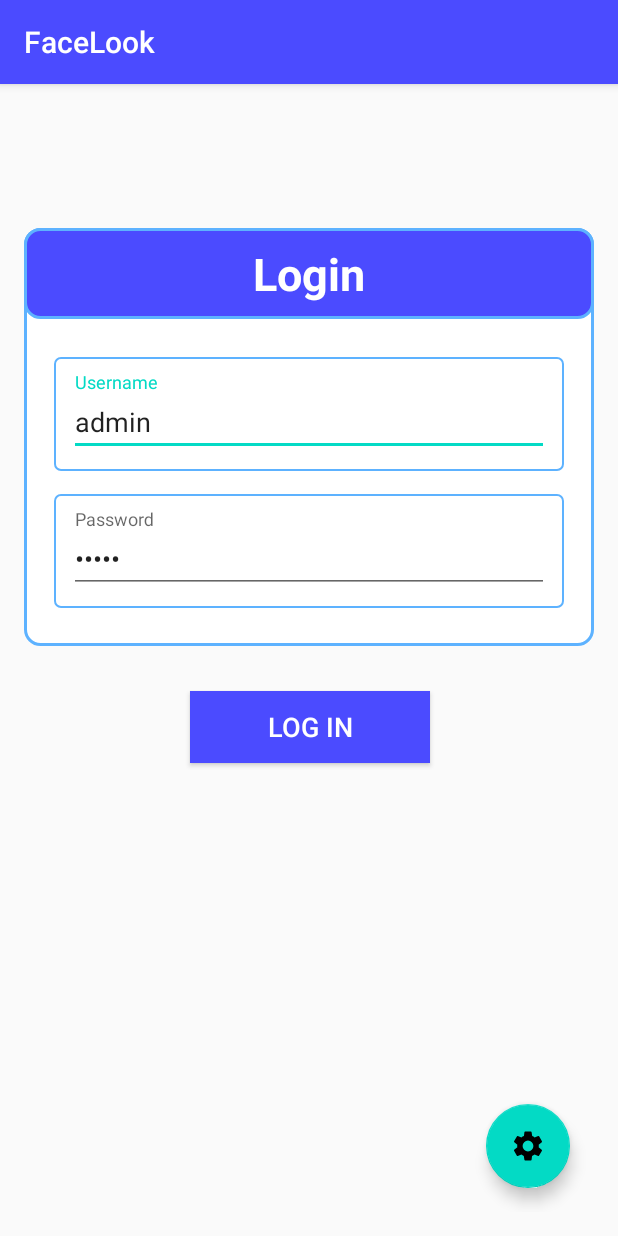
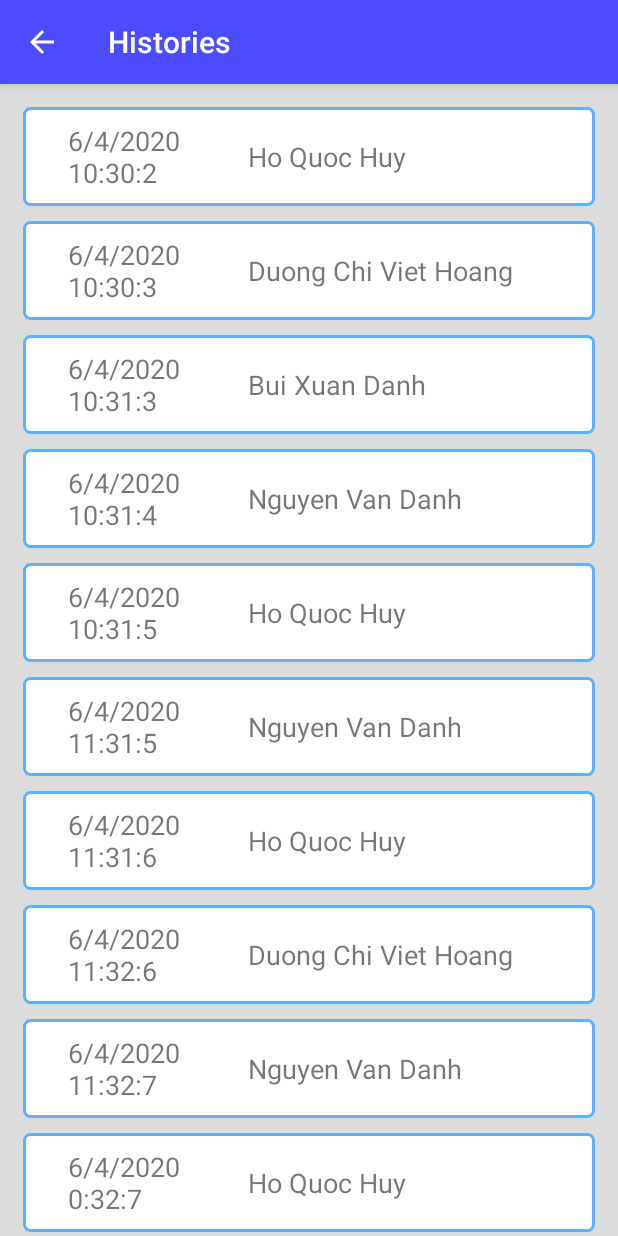
Before and after one commit to anhhuy1020/facelook, an Android app: the screen it shows after launch (LoginActivity before the commit, HistoriesActivity after it), on a phone screen of 412 x 824 dp. Run offline under Robolectric (Android 15) with nearby library versions, the phone set to English and light mode, and no system bars.

Commit message:
[Add] program

```diff
--- /dev/null
+++ b/mobileApp/facelook/app/src/main/java/com/example/facelook/network/History.java
@@ -0,0 +1,29 @@
+package com.example.facelook.network;
+
+import java.util.Calendar;
+
+public class History {
+    Calendar date;
+    String name;
+
+    public History(Calendar date, String name) {
+        this.date = date;
+        this.name = name;
+    }
+
+    public Calendar getDate() {
+        return date;
+    }
+
+    public void setDate(Calendar date) {
+        this.date = date;
+    }
+
+    public String getName() {
+        return name;
+    }
+
+    public void setName(String name) {
+        this.name = name;
+    }
+}
--- /dev/null
+++ b/mobileApp/facelook/app/src/main/java/com/example/facelook/ui/HistoriesActivity.java
@@ -0,0 +1,66 @@
+package com.example.facelook.ui;
+
+import androidx.appcompat.app.ActionBar;
+import androidx.appcompat.app.AppCompatActivity;
+import androidx.appcompat.widget.Toolbar;
+import androidx.recyclerview.widget.LinearLayoutManager;
+import androidx.recyclerview.widget.RecyclerView;
+
+import android.os.Bundle;
+import android.widget.ArrayAdapter;
+
+import com.example.facelook.R;
+import com.example.facelook.network.History;
+
+import java.util.ArrayList;
+import java.util.Calendar;
+import java.util.List;
+import java.util.Random;
+
+public class HistoriesActivity extends AppCompatActivity {
+    RecyclerView rcvHistories;
+
+    @Override
+    protected void onCreate(Bundle savedInstanceState) {
+        super.onCreate(savedInstanceState);
+        setContentView(R.layout.activity_histories);
+
+        Toolbar toolbar = findViewById(R.id.toolbar);
+        setSupportActionBar(toolbar);
+        ActionBar actionbar = getSupportActionBar();
+        actionbar.setDisplayHomeAsUpEnabled(true);
+        actionbar.setHomeAsUpIndicator(R.drawable.ic_arrow_back);
+
+        Calendar now = Calendar.getInstance();
+        Random random = new Random();
+
+        List<History> histories = new ArrayList<>();
+        histories.add(new History((Calendar) now.clone(), "Ho Quoc Huy"));
+        now.roll(Calendar.SECOND, true);
+        histories.add(new History((Calendar) now.clone(), "Duong Chi Viet Hoang"));
+        now.roll(Calendar.MINUTE, true);
+        histories.add(new History((Calendar) now.clone(), "Bui Xuan Danh"));
+        now.roll(Calendar.SECOND, true);
+        histories.add(new History((Calendar) now.clone(), "Nguyen Van Danh"));
+        now.roll(Calendar.SECOND, true);
+        histories.add(new History((Calendar) now.clone(), "Ho Quoc Huy"));
+        now.roll(Calendar.HOUR, true);
+        histories.add(new History((Calendar) now.clone(), "Nguyen Van Danh"));
+        now.roll(Calendar.SECOND, true);
+        histories.add(new History((Calendar) now.clone(), "Ho Quoc Huy"));
+        now.roll(Calendar.MINUTE, true);
+        histories.add(new History((Calendar) now.clone(), "Duong Chi Viet Hoang"));
+        now.roll(Calendar.SECOND, true);
+        histories.add(new History((Calendar) now.clone(), "Nguyen Van Danh"));
+        now.roll(Calendar.HOUR, true);
+        histories.add(new History((Calendar) now.clone(), "Ho Quoc Huy"));
+        now.roll(Calendar.SECOND, true);
+
+        histories.add(new History(now, "Duong Chi Viet Hoang"));
+
+        rcvHistories = findViewById(R.id.rcv_histories);
+        HistoryAdaptor adaptor = new HistoryAdaptor(HistoriesActivity.this, histories);
+        rcvHistories.setAdapter(adaptor);
+        rcvHistories.setLayoutManager(new LinearLayoutManager(HistoriesActivity.this));
+    }
+}
--- /dev/null
+++ b/mobileApp/facelook/app/src/main/java/com/example/facelook/ui/HistoryAdaptor.java
@@ -0,0 +1,67 @@
+package com.example.facelook.ui;
+
+import android.content.Context;
+import android.view.LayoutInflater;
+import android.view.View;
+import android.view.ViewGroup;
+import android.widget.TextView;
+
+import androidx.annotation.NonNull;
+import androidx.recyclerview.widget.RecyclerView;
+
+import com.example.facelook.R;
+import com.example.facelook.network.History;
+
+import java.util.Calendar;
+import java.util.List;
+
+public class HistoryAdaptor extends RecyclerView.Adapter<HistoryAdaptor.HistoryViewHolder> {
+    List<History> mListHistory;
+    Context context;
+
+    public HistoryAdaptor(Context context, List<History> mListHistory) {
+        this.context = context;
+        this.mListHistory = mListHistory;
+    }
+
+    @NonNull
+    @Override
+    public HistoryViewHolder onCreateViewHolder(@NonNull ViewGroup parent, int viewType) {
+        View itemView = LayoutInflater.from(parent.getContext())
+                .inflate(R.layout.history_item, parent, false);
+        return new HistoryViewHolder(itemView);
+    }
+
+    @Override
+    public void onBindViewHolder(@NonNull HistoryViewHolder holder, final int position) {
+        holder.name.setText(mListHistory.get(position).getName());
+        Calendar calendar = mListHistory.get(position).getDate();
+        String theDate = calendar.get(Calendar.MONTH) + "/"
+                + calendar.get(Calendar.DAY_OF_MONTH) + "/"
+                + calendar.get(Calendar.YEAR) +" "
+                + calendar.get(Calendar.HOUR) +":"
+                + calendar.get(Calendar.MINUTE) +":"
+                + calendar.get(Calendar.SECOND)
+                ;
+
+        holder.date.setText(theDate.toString());
+    }
+
+    @Override
+    public int getItemCount() {
+        return mListHistory.size();
+    }
+
+
+
+    public class HistoryViewHolder extends RecyclerView.ViewHolder {
+        TextView date;
+        TextView name;
+
+        public HistoryViewHolder(@NonNull View itemView) {
+            super(itemView);
+           date = itemView.findViewById(R.id.date);
+           name = itemView.findViewById(R.id.name);
+        }
+    }
+}
--- a/mobileApp/facelook/app/src/main/java/com/example/facelook/ui/SplashAct.java
+++ b/mobileApp/facelook/app/src/main/java/com/example/facelook/ui/SplashAct.java
@@ -36,7 +36,7 @@ public class SplashAct extends AppCompatActivity {
         handler.postDelayed(new Runnable() {
             @Override
             public void run() {
-                Intent gotoLogin = new Intent(SplashAct.this, LoginActivity.class);
+                Intent gotoLogin = new Intent(SplashAct.this, HistoriesActivity.class);
                 startActivity(gotoLogin);
                 finish();
             }
--- /dev/null
+++ b/mobileApp/facelook/app/src/main/res/drawable/ic_arrow_back.xml
@@ -0,0 +1,9 @@
+<vector xmlns:android="http://schemas.android.com/apk/res/android"
+        android:width="24dp"
+        android:height="24dp"
+        android:viewportWidth="24.0"
+        android:viewportHeight="24.0">
+    <path
+        android:fillColor="#FFFFFF"
+        android:pathData="M20,11H7.83l5.59,-5.59L12,4l-8,8 8,8 1.41,-1.41L7.83,13H20v-2z"/>
+</vector>
--- /dev/null
+++ b/mobileApp/facelook/app/src/main/res/layout/activity_histories.xml
@@ -0,0 +1,57 @@
+<?xml version="1.0" encoding="utf-8"?>
+<LinearLayout xmlns:android="http://schemas.android.com/apk/res/android"
+    xmlns:app="http://schemas.android.com/apk/res-auto"
+    xmlns:tools="http://schemas.android.com/tools"
+    android:layout_width="match_parent"
+    android:layout_height="match_parent"
+    tools:context=".ui.HistoriesActivity"
+    android:background="@color/color_light_gray"
+    android:orientation="vertical">
+    <com.google.android.material.appbar.AppBarLayout
+        android:layout_width="match_parent"
+        android:layout_height="wrap_content"
+        android:theme="@style/AppTheme.AppBarOverlay">
+
+        <androidx.appcompat.widget.Toolbar
+            android:id="@+id/toolbar"
+            android:layout_width="match_parent"
+            android:layout_height="?attr/actionBarSize"
+            android:background="?attr/colorPrimary"
+            app:popupTheme="@style/AppTheme.PopupOverlay" />
+
+    </com.google.android.material.appbar.AppBarLayout>
+    <RelativeLayout
+        android:id="@+id/loadingPanel"
+        android:layout_width="match_parent"
+        android:layout_height="match_parent"
+        android:visibility="gone">
+
+        <ProgressBar
+            android:layout_width="wrap_content"
+            android:layout_height="wrap_content"
+            android:layout_alignParentStart="true"
+            android:layout_alignParentLeft="true"
+            android:layout_alignParentEnd="true"
+            android:layout_alignParentRight="true"
+            android:layout_alignParentBottom="true"
+            android:layout_marginBottom="50dp"
+            android:indeterminate="true" />
+    </RelativeLayout>
+
+    <ScrollView
+        android:layout_width="match_parent"
+        android:layout_height="match_parent"
+        >
+
+        <RelativeLayout
+            android:layout_width="match_parent"
+            android:layout_height="wrap_content">
+
+            <androidx.recyclerview.widget.RecyclerView
+                android:id="@+id/rcv_histories"
+                android:layout_width="match_parent"
+                android:layout_height="wrap_content"
+                android:padding="15dp"/>
+        </RelativeLayout>
+    </ScrollView>
+</LinearLayout>
--- /dev/null
+++ b/mobileApp/facelook/app/src/main/res/layout/history_item.xml
@@ -0,0 +1,26 @@
+<?xml version="1.0" encoding="utf-8"?>
+<LinearLayout xmlns:android="http://schemas.android.com/apk/res/android"
+    android:id="@+id/layout_doctor_item"
+    android:layout_width="match_parent"
+    android:layout_height="wrap_content"
+    android:layout_marginBottom="10dp"
+    android:background="@drawable/view_round_white"
+    android:orientation="horizontal"
+    android:padding="10dp">
+    <TextView
+        android:id="@+id/date"
+        android:layout_width="100dp"
+        android:layout_height="wrap_content"
+        android:layout_marginLeft="20dp"
+        android:textSize="18sp"
+        android:text="04/07/2020 16:00:00"/>
+    <TextView
+        android:id="@+id/name"
+        android:layout_width="match_parent"
+        android:layout_height="match_parent"
+        android:layout_marginLeft="20dp"
+        android:text="Ho Quoc Huy"
+        android:textSize="18sp"
+        android:gravity="center_vertical" />
+
+</LinearLayout>
```
Also changed, not shown: mobileApp/facelook/app/src/main/AndroidManifest.xml (+9 -7 lines), mobileApp/facelook/app/src/main/java/com/example/facelook/ui/MainActivity.java (added, +16 -0 lines), mobileApp/facelook/app/src/main/res/layout/activity_main.xml (added, +61 -0 lines).
